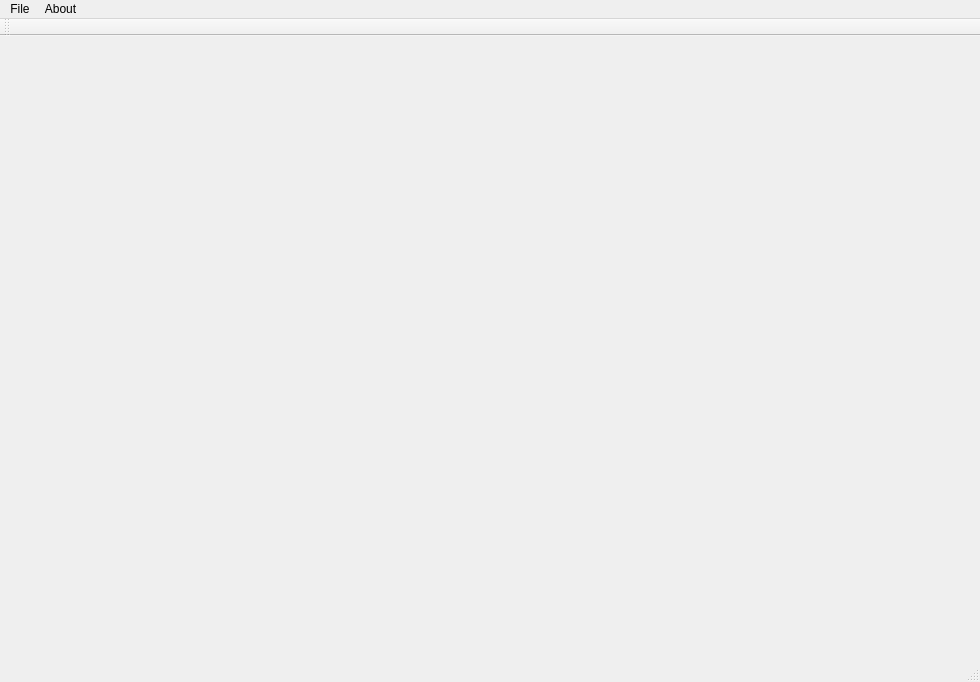
Kvazikot/UsefulMacro, file UsefulClicker/mainwindow.ui: the form before one commit.
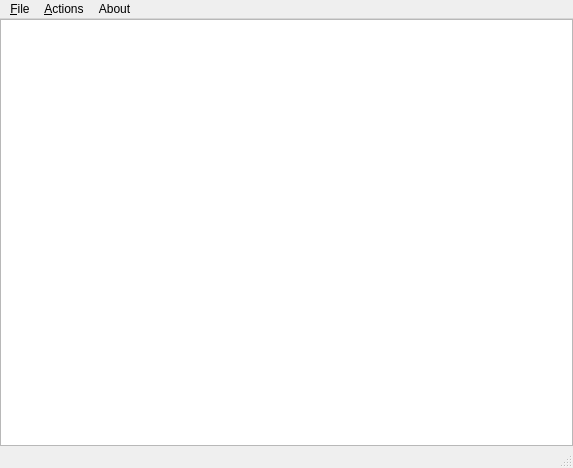
The form after the commit.

Commit message: Aded table view, actions toolbar, about dialog etc

Patch:
```diff
--- a/UsefulClicker/mainwindow.ui
+++ b/UsefulClicker/mainwindow.ui
@@ -6,45 +6,80 @@
    <rect>
     <x>0</x>
     <y>0</y>
-    <width>980</width>
-    <height>682</height>
+    <width>573</width>
+    <height>468</height>
    </rect>
   </property>
   <property name="windowTitle">
    <string>UsefulClicker 0.1a</string>
   </property>
   <widget class="QWidget" name="centralwidget">
-   <layout class="QGridLayout" name="gridLayout"/>
-  </widget>
-  <widget class="QStatusBar" name="statusbar"/>
-  <widget class="QToolBar" name="toolBar">
-   <property name="windowTitle">
-    <string>toolBar</string>
-   </property>
-   <attribute name="toolBarArea">
-    <enum>TopToolBarArea</enum>
-   </attribute>
-   <attribute name="toolBarBreak">
-    <bool>false</bool>
-   </attribute>
+   <layout class="QVBoxLayout">
+    <property name="spacing">
+     <number>0</number>
+    </property>
+    <property name="margin" stdset="0">
+     <number>0</number>
+    </property>
+    <item>
+     <widget class="QTreeView" name="view">
+      <property name="editTriggers">
+       <set>QAbstractItemView::AllEditTriggers</set>
+      </property>
+      <property name="dragEnabled">
+       <bool>true</bool>
+      </property>
+      <property name="alternatingRowColors">
+       <bool>true</bool>
+      </property>
+      <property name="selectionMode">
+       <enum>QAbstractItemView::MultiSelection</enum>
+      </property>
+      <property name="selectionBehavior">
+       <enum>QAbstractItemView::SelectItems</enum>
+      </property>
+      <property name="horizontalScrollMode">
+       <enum>QAbstractItemView::ScrollPerPixel</enum>
+      </property>
+      <property name="sortingEnabled">
+       <bool>false</bool>
+      </property>
+      <property name="animated">
+       <bool>false</bool>
+      </property>
+      <property name="allColumnsShowFocus">
+       <bool>true</bool>
+      </property>
+     </widget>
+    </item>
+   </layout>
   </widget>
   <widget class="QMenuBar" name="menubar">
    <property name="geometry">
     <rect>
      <x>0</x>
      <y>0</y>
-     <width>980</width>
+     <width>573</width>
      <height>21</height>
     </rect>
    </property>
-   <widget class="QMenu" name="menuCompute">
+   <widget class="QMenu" name="fileMenu">
     <property name="title">
-     <string>File</string>
+     <string>&amp;File</string>
     </property>
-    <addaction name="actionFile"/>
-    <addaction name="actionOpen"/>
-    <addaction name="actionSave"/>
-    <addaction name="actionSave_As"/>
+    <addaction name="exitAction"/>
+   </widget>
+   <widget class="QMenu" name="actionsMenu">
+    <property name="title">
+     <string>&amp;Actions</string>
+    </property>
+    <addaction name="insertRowAction"/>
+    <addaction name="insertColumnAction"/>
+    <addaction name="separator"/>
+    <addaction name="removeRowAction"/>
+    <addaction name="removeColumnAction"/>
+    <addaction name="separator"/>
+    <addaction name="insertChildAction"/>
    </widget>
    <widget class="QMenu" name="menuAbout">
     <property name="title">
@@ -53,10 +88,12 @@
     <addaction name="separator"/>
     <addaction name="actionAbout"/>
    </widget>
-   <addaction name="menuCompute"/>
+   <addaction name="fileMenu"/>
+   <addaction name="actionsMenu"/>
    <addaction name="menuAbout"/>
   </widget>
-  <action name="actionDiscrete_Correlation">
+  <widget class="QStatusBar" name="statusbar"/>
+  <action name="exitAction">
    <property name="text">
     <string>Discrete Correlation</string>
    </property>
```
Left out of the diff: 85 changed lines with no effect on the pictures. The commit also changes 34 other files.
